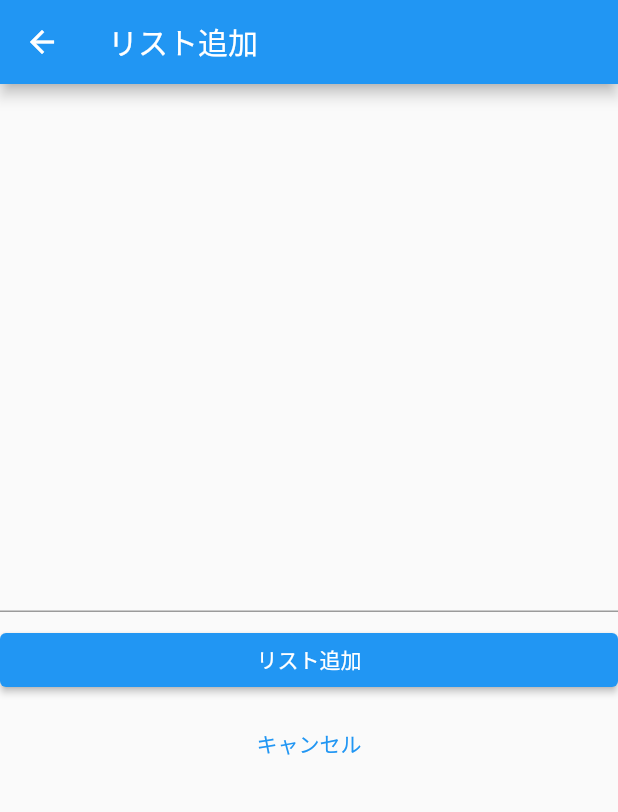
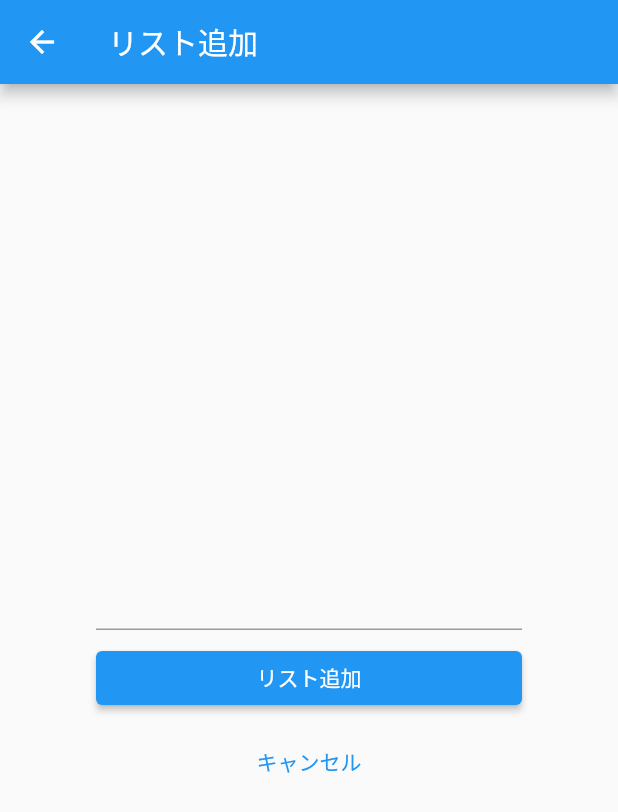
Before and after one commit to Terralien-jp/flutter_mytodoapp, a Flutter app: the screen it shows after launch, after a tap on the "add" icon, on a phone screen of 412 x 824 dp. Shown: the top 812 px of the screen. Run offline on Flutter 3.47's test engine with Material 2 defaults, Android fonts, the phone set to English and light mode, and no system bars; missing offline and left inert: dart:html.

Commit message:
fix 完成

```diff
--- a/lib/main.dart
+++ b/lib/main.dart
@@ -18,47 +18,42 @@ class MyTodoApp extends StatelessWidget {
   }
 }
 
-class TodoListPage extends StatelessWidget {
+class TodoListPage extends StatefulWidget {
+  @override
+  _TodoListPageState createState() => _TodoListPageState();
+}
+
+class _TodoListPageState extends State<TodoListPage> {
+  List<String> todoList = [];
+
   @override
   Widget build(BuildContext context) {
     return Scaffold(
       appBar: AppBar(
         title: Text('リスト一覧'),
       ),
-      body: ListView(
-        children: <Widget>[
-          Card(
+      body: ListView.builder(
+        itemCount: todoList.length,
+        itemBuilder: (context, index) {
+          return Card(
             child: ListTile(
-              title: Text('ニンジンを買う'),
+              title: Text(todoList[index]),
             ),
+          );
+        },
       ),
-          Card(
-            child: ListTile(
-              title: Text('玉ねぎを買う'),
-            ),
-          ),
-          Card(
-            child: ListTile(
-              title: Text('馬鈴薯を買う'),
-            ),
-          ),
-          Card(
-            child: ListTile(
-              title: Text('カレールーを買う'),
-            ),
-          ),
-        ],
-      ),
-      // body: Center(
-      //   child: Text('リスト一覧画面'),
-      // ),
       floatingActionButton: FloatingActionButton(
-        onPressed: () {
-          Navigator.of(context).push(
+        onPressed: () async {
+          final newListText = await Navigator.of(context).push(
             MaterialPageRoute(builder: (context) {
               return TodoAddPage();
             }),
           );
+          if (newListText != null) {
+            setState(() {
+              todoList.add(newListText);
+            });
+          }
         },
         child: Icon(Icons.add),
       ),
@@ -67,23 +62,43 @@ class TodoListPage extends StatelessWidget {
 }
 
 // リスト追加画面用Widget
-class TodoAddPage extends StatelessWidget {
+class TodoAddPage extends StatefulWidget {
+  @override
+  _TodoAddPageState createState() => _TodoAddPageState();
+}
+
+class _TodoAddPageState extends State<TodoAddPage> {
+  String _text = '';
+
   @override
   Widget build(BuildContext context) {
     return Scaffold(
       appBar: AppBar(
         title: Text('リスト追加'),
       ),
-        body: Column(
+      body: Container(
+        padding: EdgeInsets.all(64),
+        child: Column(
           mainAxisAlignment: MainAxisAlignment.center,
           children: <Widget>[
-              TextField(),
+            Text(_text, style: TextStyle(color: Colors.blue)),
+            const SizedBox(height: 8),
+            TextField(
+              onChanged: (String value) {
+                setState(() {
+                  _text = value;
+                });
+              },
+            ),
             const SizedBox(height: 8),
             Container(
               width: double.infinity,
               child: ElevatedButton(
+                // おそらくRaisedButtonからElevatedButtonに変わった際にデフォルトカラーがblueとなり色指定はcolorではなくprimaryに変わった
                 // color: Colors.blue,
-                  onPressed: () {},
+                onPressed: () {
+                  Navigator.of(context).pop(_text);
+                },
                 child: Text('リスト追加', style: TextStyle(color: Colors.white)),
               ),
             ),
@@ -96,7 +111,9 @@ class TodoAddPage extends StatelessWidget {
                   },
                   child: Text('キャンセル'),
                 ))
-            ])
+          ],
+        ),
+      ),
       // body: Center(
       //   child: TextButton(
       //     onPressed: () {
```
Also changed, not shown: 1 other file. Lines whose indentation alone changed are shown as unchanged.
